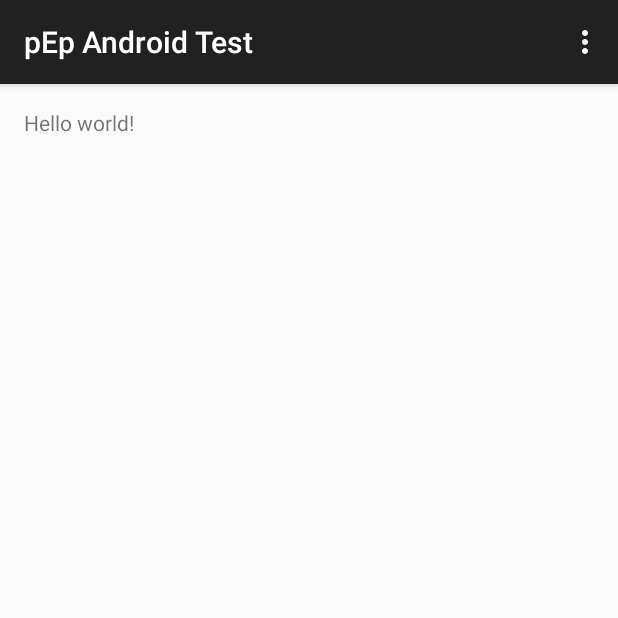
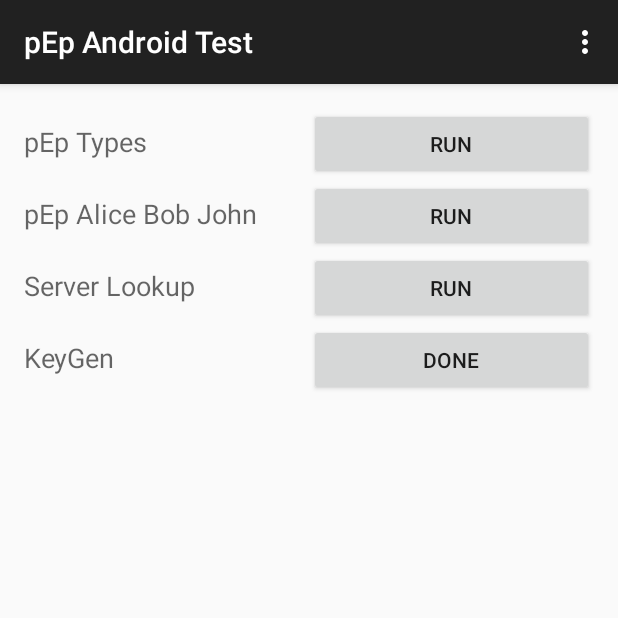
Before and after one commit to plancksecurity/foundation-planckJNIWrapper, an Android app: the screen it shows after launch (MainActivity), in the options menu, after a tap on "Settings", on a phone screen of 412 x 824 dp, the top half of it. Run offline under Robolectric (Android 15) with nearby library versions, the phone set to English and light mode, and no system bars; our stand-ins replace ButterKnife; libraries missing offline, so code that uses them is left out: org.pEp.jniadapter; 2 statements that could not run were skipped.

Commit message:
first approach to ui for testing

```diff
--- a/androidTests/app/build.gradle
+++ b/androidTests/app/build.gradle
@@ -28,4 +28,5 @@ dependencies {
     compile fileTree(include: ['*.jar'], dir: 'libs')
     compile 'com.android.support:appcompat-v7:23.0.0'
     compile project(':pEpJNIAdapter')
+    compile 'com.jakewharton:butterknife:7.0.1'
 }
--- a/androidTests/app/src/main/java/com/pep/k9/MainActivity.java
+++ b/androidTests/app/src/main/java/com/pep/k9/MainActivity.java
@@ -2,22 +2,24 @@ package com.pep.k9;
 
 import android.content.Context;
 import android.content.res.AssetManager;
+import android.os.AsyncTask;
+import android.os.Bundle;
 import android.support.v7.app.AppCompatActivity;
-import android.os.Bundle;
 import android.util.Log;
 import android.view.Menu;
 import android.view.MenuItem;
-
+import android.widget.Button;
+import butterknife.Bind;
+import butterknife.ButterKnife;
+import butterknife.OnClick;
 import org.pEp.jniadapter.*;
 
-import java.io.BufferedReader;
 import java.io.IOException;
 import java.io.InputStream;
-import java.io.InputStreamReader;
 import java.util.ArrayList;
 import java.util.Arrays;
+import java.util.Date;
 import java.util.Vector;
-import java.util.Date;
 
 public class MainActivity extends AppCompatActivity {
 
@@ -25,11 +27,16 @@ public class MainActivity extends AppCompatActivity {
     protected void onCreate(Bundle savedInstanceState) {
         super.onCreate(savedInstanceState);
         setContentView(R.layout.activity_main);
-
+        ButterKnife.bind(this);
         Context c = getApplicationContext();
 
         Log.d("PEPTEST", "Helper Setup");
         AndroidHelper.setup(c);
+    }
+
+    @Bind(R.id.bRunGenKey) Button runGenKey;
+    @OnClick(R.id.bRunGenKey) public void runGenKey() {
+        new RunTestTask().execute();
     }
 
     @Override
@@ -45,19 +52,23 @@ public class MainActivity extends AppCompatActivity {
 
         //noinspection SimplifiableIfStatement
         if (id == R.id.action_settings) {
-            try {
-                //testPEpTypes();
-                testPEpAliceBobJohn();
-                //testKeyserverLookup();
-                //testKeyGen();
-            }
-            catch (Exception ex) {
-                Log.e("PEPTEST", "##################### TEST Exception ####################",ex);
-            }
+            new RunTestTask().execute();
             return true;
         }
 
         return super.onOptionsItemSelected(item);
+    }
+
+    private void runTest() {
+        try {
+            //testPEpTypes();
+            //testPEpAliceBobJohn();
+            //testKeyserverLookup();
+            testKeyGen();
+        }
+        catch (Exception ex) {
+            Log.e("PEPTEST", "##################### TEST Exception ####################", ex);
+        }
     }
 
     private byte[] LoadAssetAsBuffer(String fname) throws IOException {
@@ -618,4 +629,35 @@ public class MainActivity extends AppCompatActivity {
 
         e.close();
     }
+
+
+    private class RunTestTask extends AsyncTask<Void, Void, Void> {
+
+        @Override
+        protected Void doInBackground(Void... params) {
+            runTest();
+            return null;
+        }
+
+        @Override
+        protected void onPreExecute() {
+            super.onPreExecute();
+            Log.i("RunTestTask", "onPreExecute " + "Starting test");
+            runGenKey.setText("Running");
+        }
+
+        @Override
+        protected void onPostExecute(Void aVoid) {
+            super.onPostExecute(aVoid);
+            Log.i("RunTestTask", "onPostExecute " + "Ended test");
+            runGenKey.setText("Done");
+
+        }
+
+        @Override
+        protected void onProgressUpdate(Void... values) {
+            super.onProgressUpdate(values);
+        }
+    }
+
 }
--- a/androidTests/app/src/main/res/layout/activity_main.xml
+++ b/androidTests/app/src/main/res/layout/activity_main.xml
@@ -5,7 +5,99 @@
     android:paddingTop="@dimen/activity_vertical_margin"
     android:paddingBottom="@dimen/activity_vertical_margin" tools:context=".MainActivity">
 
-    <TextView android:text="@string/hello_world" android:layout_width="wrap_content"
-        android:layout_height="wrap_content" />
+    <!--//testPEpTypes();-->
+    <!--//testPEpAliceBobJohn();-->
+    <!--//testKeyserverLookup();-->
+    <!--testKeyGen();-->
+    <LinearLayout
+            android:orientation="vertical"
+            android:layout_width="match_parent"
+            android:layout_height="match_parent"
+            android:layout_alignParentLeft="true"
+            android:layout_alignParentStart="true">
+
+        <LinearLayout
+                android:orientation="horizontal"
+                android:layout_width="match_parent"
+                android:layout_height="wrap_content">
+
+            <TextView
+                    android:layout_width="0dp"
+                    android:layout_height="wrap_content"
+                    android:textAppearance="?android:attr/textAppearanceMedium"
+                    android:text="pEp Types"
+                    android:layout_weight="1"/>
+
+            <Button
+                    style="?android:attr/buttonStyleSmall"
+                    android:layout_width="0dp"
+                    android:layout_height="wrap_content"
+                    android:text="Run"
+                    android:id="@+id/bRunTypes"
+                    android:layout_weight="1"/>
+        </LinearLayout>
+        <LinearLayout
+                android:orientation="horizontal"
+                android:layout_width="match_parent"
+                android:layout_height="wrap_content">
+
+            <TextView
+                    android:layout_width="0dp"
+                    android:layout_height="wrap_content"
+                    android:textAppearance="?android:attr/textAppearanceMedium"
+                    android:text="pEp Alice Bob John"
+                    android:layout_weight="1"/>
+
+            <Button
+                    style="?android:attr/buttonStyleSmall"
+                    android:layout_width="0dp"
+                    android:layout_height="wrap_content"
+                    android:text="Run"
+                    android:id="@+id/bRunAliceBob"
+                    android:layout_weight="1"/>
+        </LinearLayout>
+
+        <LinearLayout
+                android:orientation="horizontal"
+                android:layout_width="match_parent"
+                android:layout_height="wrap_content">
+
+            <TextView
+                    android:layout_width="0dp"
+                    android:layout_height="wrap_content"
+                    android:textAppearance="?android:attr/textAppearanceMedium"
+                    android:text="Server Lookup"
+                    android:layout_weight="1"/>
+
+            <Button
+                    style="?android:attr/buttonStyleSmall"
+                    android:layout_width="0dp"
+                    android:layout_height="wrap_content"
+                    android:text="Run"
+                    android:id="@+id/bRunServerLookup"
+                    android:layout_weight="1"/>
+        </LinearLayout>
+        <LinearLayout
+                android:orientation="horizontal"
+                android:layout_width="match_parent"
+                android:layout_height="wrap_content">
+
+            <TextView
+                    android:layout_width="0dp"
+                    android:layout_height="wrap_content"
+                    android:textAppearance="?android:attr/textAppearanceMedium"
+                    android:text="KeyGen"
+                    android:layout_weight="1"/>
+
+            <Button
+                    style="?android:attr/buttonStyleSmall"
+                    android:layout_width="0dp"
+                    android:layout_height="wrap_content"
+                    android:text="Run"
+                    android:id="@+id/bRunGenKey"
+                    android:layout_weight="1"/>
+        </LinearLayout>
+
+    </LinearLayout>
 
 </RelativeLayout>
```
